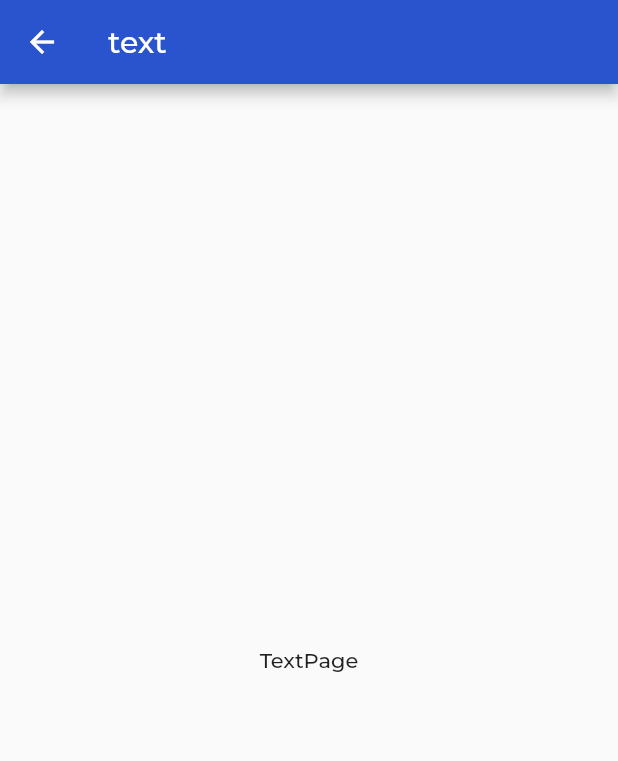
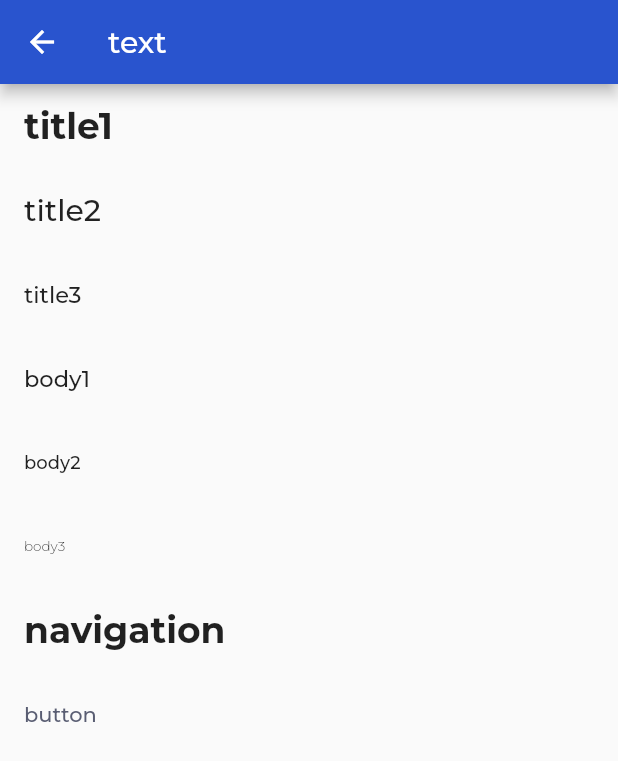
Before and after one commit to nianqinxinwu/flutter_woo_commerce_getx_learn, a Flutter app: the TextPage screen opened by its route, on a phone screen of 412 x 824 dp. Shown: the top 761 px of the screen. Run offline on Flutter 3.47's test engine with Material 3 defaults, Android fonts, the phone set to English and light mode, and no system bars; our stand-ins replace dio, get, package_info_plus, shared_preferences; accounts and stored records are empty; project files that could hold a hidden picture were left out.

Commit message:
基础组件 Text 封装与调试

```diff
--- a/flutter_woo_commerce_getx_learn/flutter_woo_commerce_getx_learn/lib/common/widgets/index.dart
+++ b/flutter_woo_commerce_getx_learn/flutter_woo_commerce_getx_learn/lib/common/widgets/index.dart
@@ -1,3 +1,3 @@
 library widgets;
 
-// export './xxxx.dart';
+export 'text.dart';
--- /dev/null
+++ b/flutter_woo_commerce_getx_learn/flutter_woo_commerce_getx_learn/lib/common/widgets/text.dart
@@ -0,0 +1,200 @@
+import 'package:flutter/material.dart';
+import 'package:flutter_woo_commerce_getx_learn/common/index.dart';
+
+class TextWidget extends StatelessWidget {
+  /// 文字字符串
+  final String text;
+
+  /// 样式
+  final TextStyle? style;
+
+  /// 颜色
+  final Color? color;
+
+  /// 大小
+  final double? size;
+
+  /// 重量
+  final FontWeight? weight;
+
+  /// 行数
+  final int? maxLines;
+
+  /// 自动换行
+  final bool? softWrap;
+
+  /// 溢出
+  final TextOverflow? overflow;
+
+  /// 对齐方式
+  final TextAlign? textAlign;
+
+  const TextWidget({
+    super.key,
+    required this.text,
+    this.style,
+    this.color,
+    this.size,
+    this.weight,
+    this.maxLines = 1,
+    this.softWrap = false,
+    this.overflow = TextOverflow.clip,
+    this.textAlign,
+  });
+
+  /// 文字 - 标题1
+  const TextWidget.title1(
+    this.text, {
+     super.key,
+     this.color,
+     this.size,
+     this.weight,
+     this.maxLines = 1,
+     this.softWrap = false,
+     this.overflow = TextOverflow.clip,
+     this.textAlign,
+     }) : style = const TextStyle(
+      fontSize: 24,
+      fontWeight: FontWeight.bold,
+      );
+
+ /// 文字 - 标题2
+  const TextWidget.title2(
+    this.text, {
+    super.key,
+    this.maxLines = 1,
+    this.softWrap = false,
+    this.overflow = TextOverflow.clip,
+    this.color,
+    this.size,
+    this.weight,
+    this.textAlign,
+  })  : style = const TextStyle(
+          fontSize: 20,
+          fontWeight: FontWeight.w500,
+        );
+
+/// 文字 - 标题3
+  const TextWidget.title3(
+    this.text, {
+    super.key,
+    this.maxLines = 1,
+    this.softWrap = false,
+    this.overflow = TextOverflow.clip,
+    this.color,
+    this.size,
+    this.weight,
+    this.textAlign,
+  })  : style = const TextStyle(
+          fontSize: 15,
+          fontWeight: FontWeight.w500,
+        );
+
+/// 文字 - 正文1
+  const TextWidget.body1(
+    this.text, {
+    super.key,
+    this.maxLines = 1,
+    this.softWrap = false,
+    this.overflow = TextOverflow.clip,
+    this.color,
+    this.size,
+    this.weight,
+    this.textAlign,
+  })  : style = const TextStyle(
+          fontSize: 15,
+          fontWeight: FontWeight.w500,
+        );
+
+/// 文字 - 正文2
+  const TextWidget.body2(
+    this.text, {
+    super.key,
+    this.maxLines = 1,
+    this.softWrap = false,
+    this.overflow = TextOverflow.clip,
+    this.color,
+    this.size,
+    this.weight,
+    this.textAlign,
+  })  : style = const TextStyle(
+          fontSize: 12,
+          fontWeight: FontWeight.w400,
+        );
+
+/// 文字 - 正文3
+  const TextWidget.body3(
+    this.text, {
+    super.key,
+    this.maxLines = 1,
+    this.softWrap = false,
+    this.overflow = TextOverflow.clip,
+    this.color,
+    this.size,
+    this.weight,
+    this.textAlign,
+  })  : style = const TextStyle(
+          fontSize: 9,
+          fontWeight: FontWeight.w300,
+        );
+
+ /// 文字 - 按钮
+  TextWidget.button(
+    {
+    super.key,
+    required this.text,
+    this.maxLines = 1,
+    this.softWrap = false,
+    this.overflow = TextOverflow.clip,
+    Color? color,
+    this.size,
+    this.weight,
+    this.textAlign,
+  })  : color = color ?? AppColors.secondary,
+        style = TextStyle(
+          fontSize: 14,
+          fontWeight: FontWeight.w500,
+          color: color,
+        );
+
+/// 文字 - 导航
+  const TextWidget.navigation({
+    super.key,
+    required this.text,
+    this.maxLines = 1,
+    this.softWrap = false,
+    this.overflow = TextOverflow.clip,
+    this.color,
+    this.size,
+    this.weight,
+    this.textAlign,
+  })  : style = const TextStyle(
+          fontSize: 24,
+          fontWeight: FontWeight.w700,
+        );
+
+
+  @override
+  Widget build(BuildContext context) {
+    if (text.isEmpty) {
+      return const SizedBox();
+    }
+
+    return Text(
+      text,
+      style: style?.copyWith(
+        color: color,
+        fontSize: size,
+        fontWeight: weight,
+      ) ?? TextStyle(
+        color: color,
+        fontSize: size,
+        fontWeight: weight,
+      ),
+      maxLines: maxLines,
+      softWrap: softWrap,
+      overflow: overflow,
+      textAlign: textAlign,
+    );
+  }
+}
--- a/flutter_woo_commerce_getx_learn/flutter_woo_commerce_getx_learn/lib/pages/styles/styles_index/view.dart
+++ b/flutter_woo_commerce_getx_learn/flutter_woo_commerce_getx_learn/lib/pages/styles/styles_index/view.dart
@@ -11,6 +11,12 @@ class StylesIndexPage extends GetView<StylesIndexController> {
   Widget _buildView() {
     return Column(
       children: [
+        ListTile(
+          onTap: () => Get.toNamed(RouteNames.stylesText),
+          title: const Text(
+            "Text 文本"
+          ),
+        ),
         ListTile(
           onTap: controller.onLanguageSelected,
           title: Text(
--- a/flutter_woo_commerce_getx_learn/flutter_woo_commerce_getx_learn/lib/pages/styles/text/view.dart
+++ b/flutter_woo_commerce_getx_learn/flutter_woo_commerce_getx_learn/lib/pages/styles/text/view.dart
@@ -1,15 +1,26 @@
 import 'package:flutter/material.dart';
+import 'package:flutter_woo_commerce_getx_learn/common/index.dart';
 import 'package:get/get.dart';
 
 import 'index.dart';
 
+// Text 调试界面
 class TextPage extends GetView<TextController> {
   const TextPage({super.key});
 
   // 主视图
   Widget _buildView() {
-    return const Center(
-      child: Text("TextPage"),
+    return ListView(
+      children: [
+        const ListTile(title: TextWidget.title1("title1")),
+        const ListTile(title: TextWidget.title2("title2")),
+        const ListTile(title: TextWidget.title3("title3")),
+        const ListTile(title: TextWidget.body1("body1")),
+        const ListTile(title: TextWidget.body2("body2")),
+        const ListTile(title: TextWidget.body3("body3")),
+        const ListTile(title: TextWidget.navigation( text: 'navigation')),
+        ListTile(title: TextWidget.button(text: 'button',)),
+      ],
     );
   }
 
```
